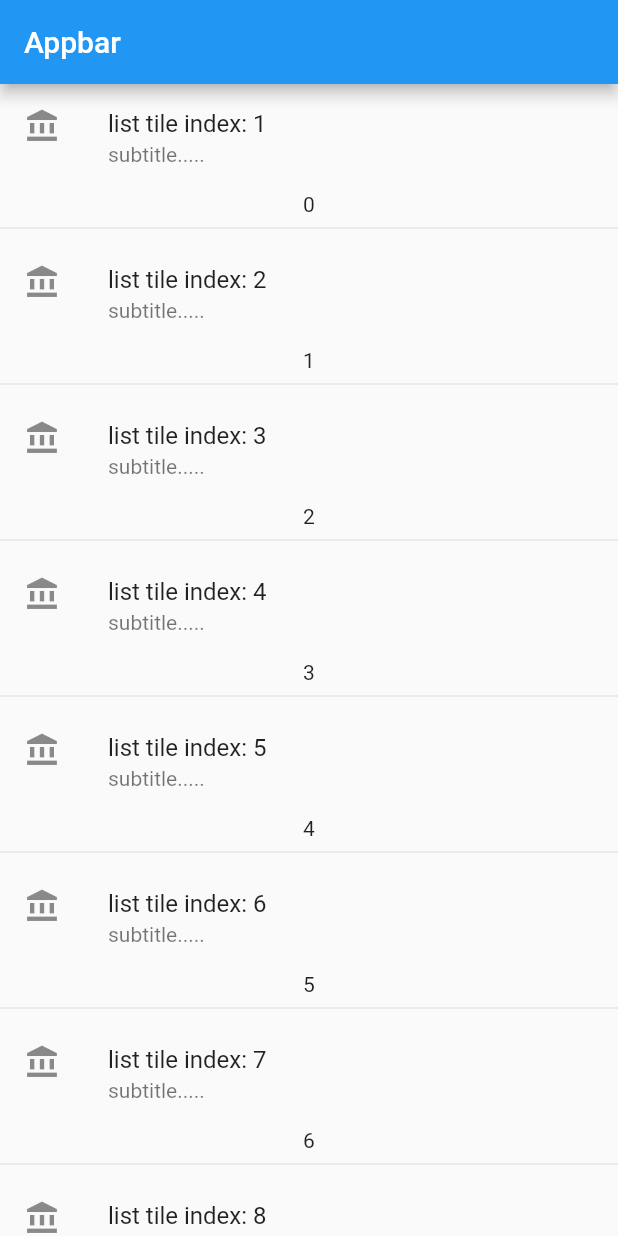
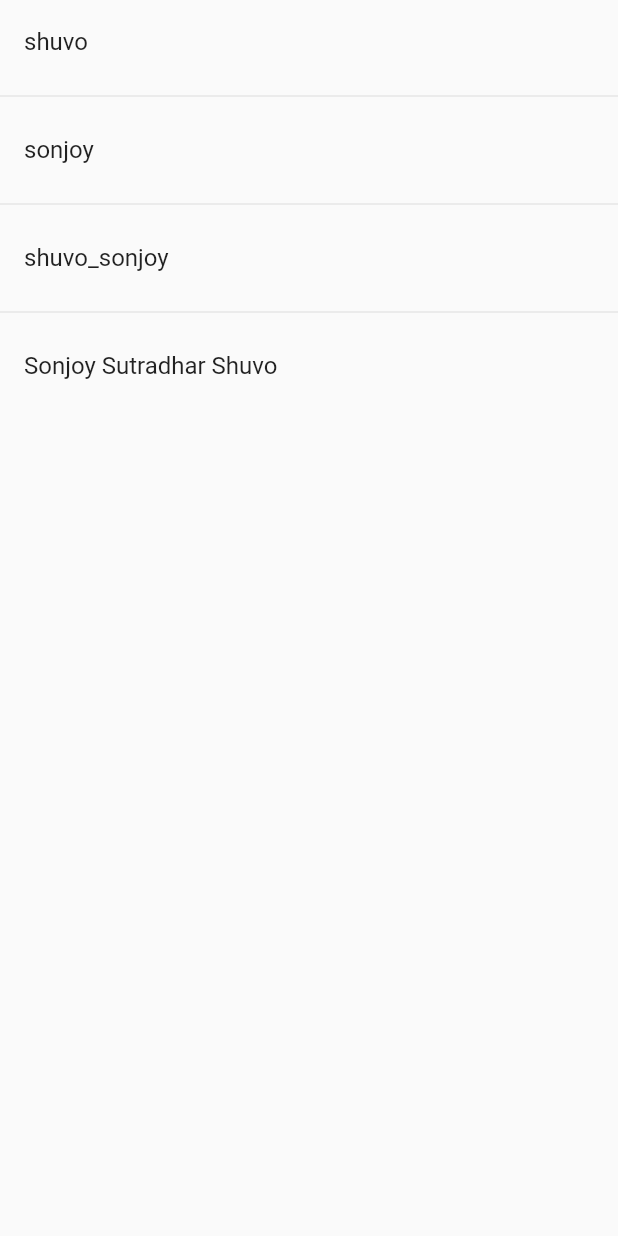
Before and after one commit to shuvosonjoy/flutterPractice, a Flutter app: the screen it shows after launch, on a phone screen of 412 x 824 dp. Run offline on Flutter 3.47's test engine with Material 2 defaults, Android fonts, the light colour scheme and no system bars.

Commit message:
stateful widget [ Listview items from a existing List]

```diff
--- a/lib/main.dart
+++ b/lib/main.dart
@@ -13,34 +13,36 @@ class myApp extends StatelessWidget {
   }
 }
 
-class HomeScreen extends StatelessWidget {
+class HomeScreen extends StatefulWidget {
   const HomeScreen({super.key});
+
+  @override
+  State<HomeScreen> createState() => _HomeScreenState();
+}
+
+class _HomeScreenState extends State<HomeScreen> {
+  List<String> students = [
+    'shuvo',
+    'sonjoy',
+    'shuvo_sonjoy',
+    'Sonjoy Sutradhar Shuvo'
+  ];
 
   @override
   Widget build(BuildContext context) {
     return Scaffold(
-      appBar: AppBar(
-        title: Text("Appbar"),
-      ),
       body: Scrollbar(
-
         child: ListView.separated(
-            itemCount: 20,
-            itemBuilder: (context, index) {
-              return ListTile(
-                title: Text("list tile index: ${index + 1}"),
-                subtitle: Text("subtitle....."),
-                leading: Icon(Icons.account_balance),
-              );
-            },
-            separatorBuilder: (context, index) {
-              return Column(
-                children: [
-                  Text(index.toString()),
-                  Divider(),
-                ],
-              );
-            }),
+          itemCount: students.length,
+          itemBuilder: (context, index) {
+            return ListTile(
+              title: Text(students[index]),
+            );
+          },
+          separatorBuilder: (context, index) {
+            return Divider();
+          },
+        ),
       ),
     );
   }
```
